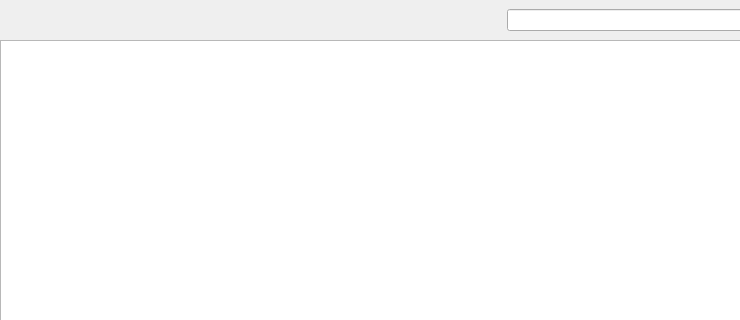
Above: FWAdminLib/Discovery/BoosterStatusDetailsWidget.ui from fw-dev/translations before the change; both pictures show x 0 to 740 and y 0 to 320 of the 1000 by 573 pixel window. Below: the same form after it.
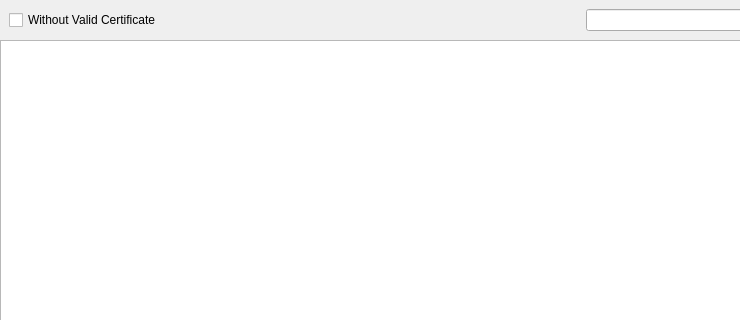
That is the form after the change. Custom widgets are drawn as their Qt base class.

```diff
--- a/FWAdminLib/Discovery/BoosterStatusDetailsWidget.ui
+++ b/FWAdminLib/Discovery/BoosterStatusDetailsWidget.ui
@@ -32,6 +32,31 @@
    <item>
     <widget class="ViewSearchHeader" name="header" native="true">
      <layout class="QHBoxLayout" name="horizontalLayout">
+      <item>
+       <widget class="QWidget" name="filterWidget" native="true">
+        <layout class="QHBoxLayout" name="horizontalLayout_2">
+         <property name="leftMargin">
+          <number>0</number>
+         </property>
+         <property name="topMargin">
+          <number>0</number>
+         </property>
+         <property name="rightMargin">
+          <number>0</number>
+         </property>
+         <property name="bottomMargin">
+          <number>0</number>
+         </property>
+         <item>
+          <widget class="QCheckBox" name="checkBoxFilterWithoutCert">
+           <property name="text">
+            <string>Without Valid Certificate</string>
+           </property>
+          </widget>
+         </item>
+        </layout>
+       </widget>
+      </item>
       <item>
        <spacer name="horizontalSpacer">
         <property name="orientation">
```
